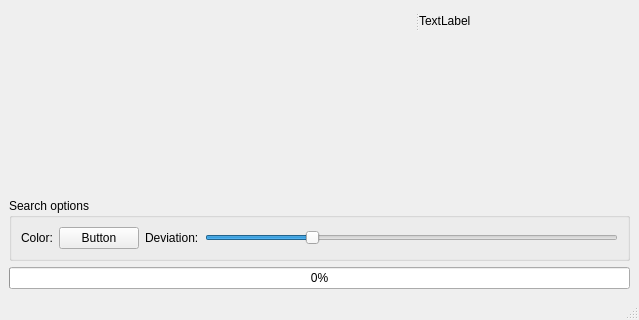
First picture: the form in mainwindow.ui, repository overloop/picture_search, before the edit; both pictures show x 0 to 639 and y 179 to 499 of the 639 by 499 pixel window.
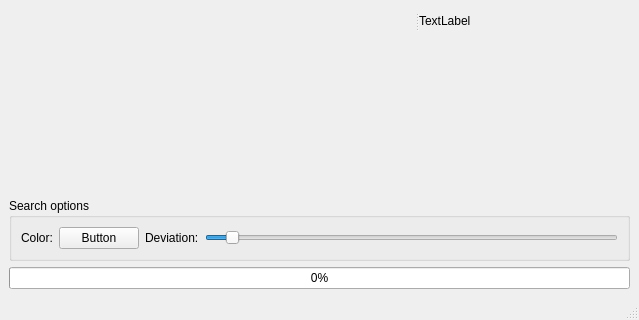
Second picture: the form after the edit. Custom widgets are drawn as their Qt base class.

```diff
--- a/mainwindow.ui
+++ b/mainwindow.ui
@@ -86,7 +86,7 @@
           <number>200</number>
          </property>
          <property name="value">
-          <number>50</number>
+          <number>10</number>
          </property>
          <property name="orientation">
           <enum>Qt::Horizontal</enum>
```
